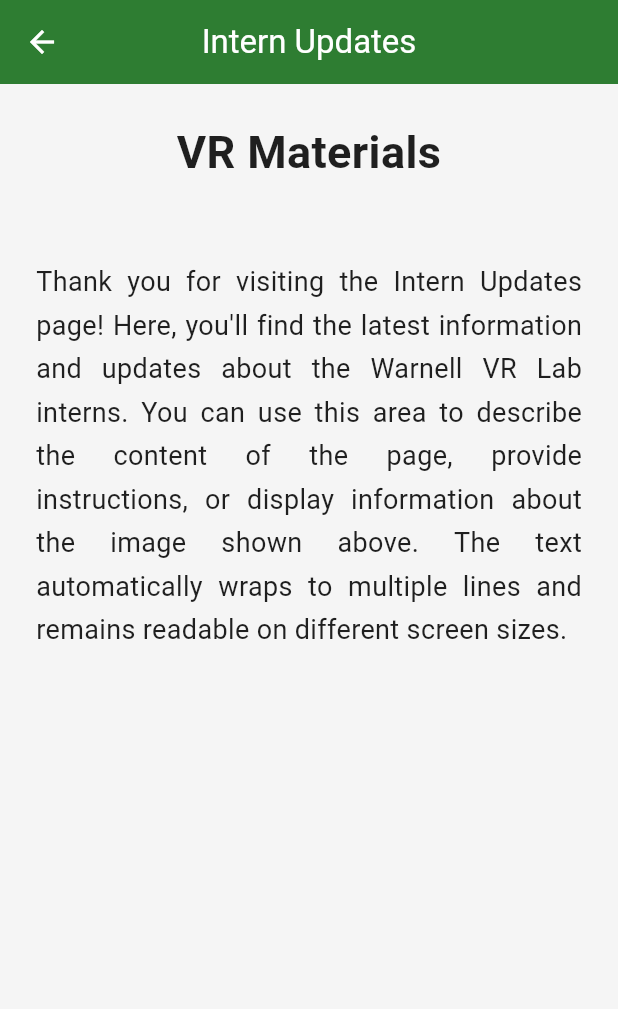
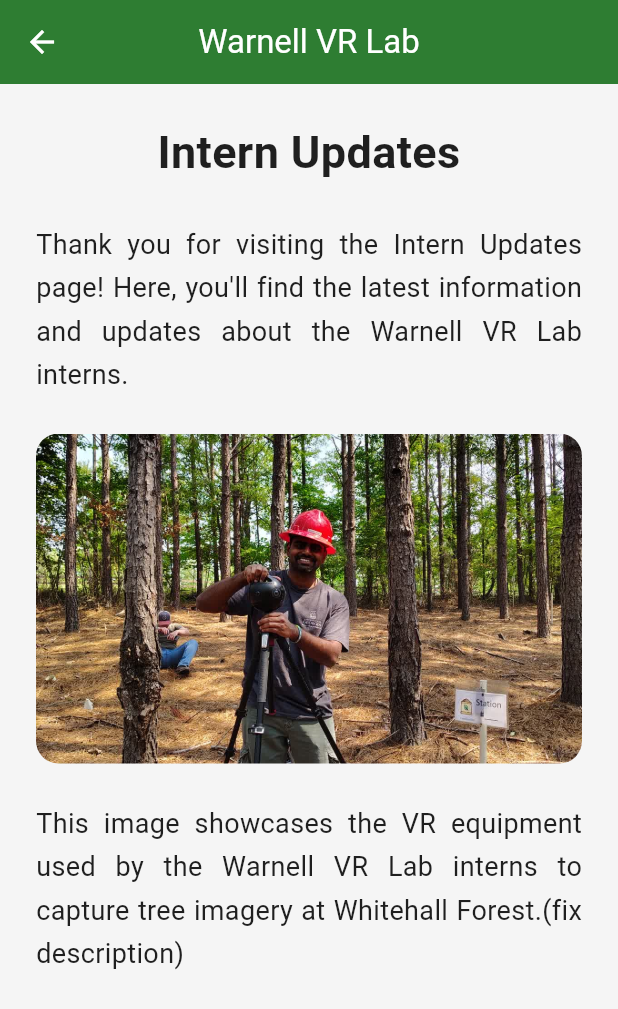
Before and after one commit to aru2-2/perseus_vr_lab_app, a Flutter app: the InternUpdates screen opened by its route, on a phone screen of 412 x 824 dp. Shown: the top 1009 px of the screen. Run offline on Flutter 3.47's test engine with Material 3 defaults, Android fonts, the phone set to English and light mode, and no system bars; our stand-ins replace visibility_detector.

Commit message:
Added initial image of VR equipment in the forest

```diff
--- a/lib/screens/intern_updates/intern_updates.dart
+++ b/lib/screens/intern_updates/intern_updates.dart
@@ -1,4 +1,6 @@
+//import statements
 import 'package:flutter/material.dart';
+import '../../widgets/lazy_image.dart';
 
 class InternUpdates extends StatelessWidget {
   const InternUpdates({super.key});
@@ -7,7 +9,7 @@ class InternUpdates extends StatelessWidget {
   Widget build(BuildContext context) {
     return Scaffold(
       appBar: AppBar(
-        title: const Text("Intern Updates"),
+        title: const Text("Warnell VR Lab"),
         centerTitle: true,
       ),
       body: SingleChildScrollView(
@@ -18,7 +20,7 @@ class InternUpdates extends StatelessWidget {
             children: [
               // Page Title
               const Text(
-                "VR Materials",
+                "Intern Updates",
                 textAlign: TextAlign.center,
                 style: TextStyle(
                   fontSize: 30,
@@ -27,34 +29,32 @@ class InternUpdates extends StatelessWidget {
               ),
 
               const SizedBox(height: 25),
-
-              // Image
-              ClipRRect(
-                borderRadius: BorderRadius.circular(15),
-               // child: Image.asset(
-               //   'assets/images/vr_lab_demo.jpg',
-               //   width: double.infinity,
-               //   height: 250,
-               //   fit: BoxFit.cover,
-              //  ),
-              ),
-
-              const SizedBox(height: 25),
-
-              // Description
+              // Description of overall page content
               const Text(
                 "Thank you for visiting the Intern Updates page!"
-                " Here, you'll find the latest information and updates about the Warnell VR Lab interns. "
-                "You can use this area to describe the content of the page, "
-                "provide instructions, or display information about the image "
-                "shown above. The text automatically wraps to multiple lines "
-                "and remains readable on different screen sizes.",
+                " Here, you'll find the latest information and updates about the Warnell VR Lab interns. ",
                 textAlign: TextAlign.justify,
                 style: TextStyle(
                   fontSize: 18,
                   height: 1.6,
                 ),
               ),
+
+              const SizedBox(height: 25),
+              // Image of forest VR equipment
+              const LazyImage(assetPath: 'lib/assets/images/perseus_vr_camera_woods.jpeg'),
+
+              const SizedBox(height: 25),
+              // Description of the forest VR equipment image
+              const Text(
+                "This image showcases the VR equipment used by the Warnell VR Lab interns to capture tree imagery at Whitehall Forest.(fix description)",
+                textAlign: TextAlign.justify,
+                style: TextStyle(
+                  fontSize: 18,
+                  height: 1.6,
+                ),
+              ),
+
             ],
           ),
         ),
```
